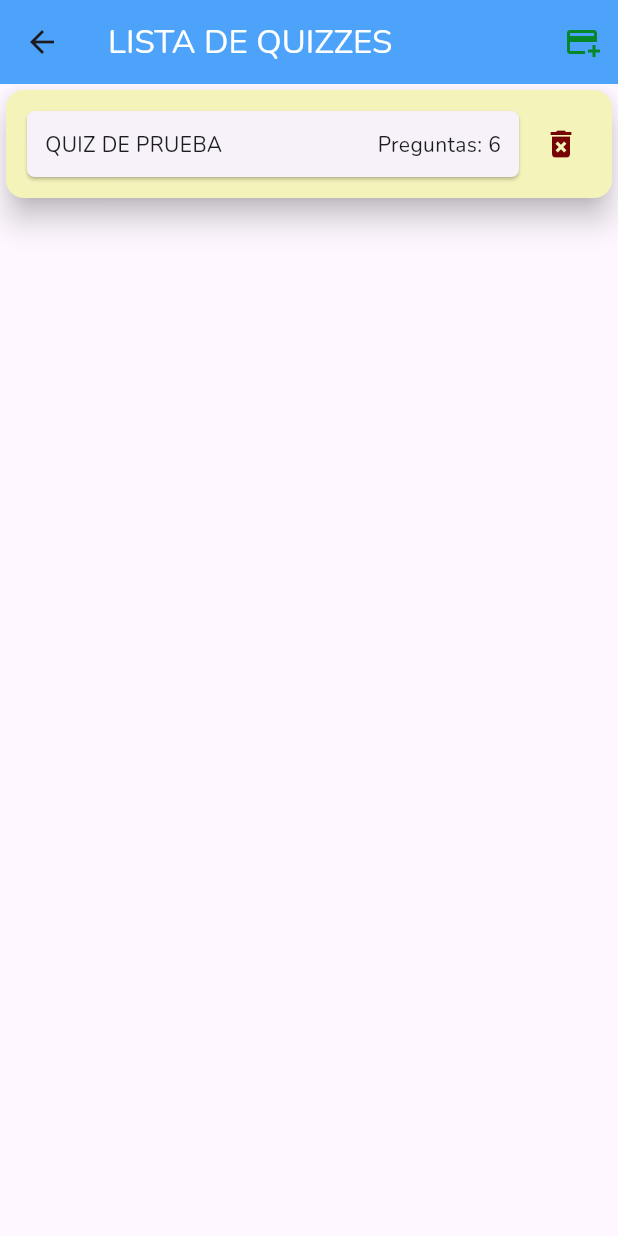
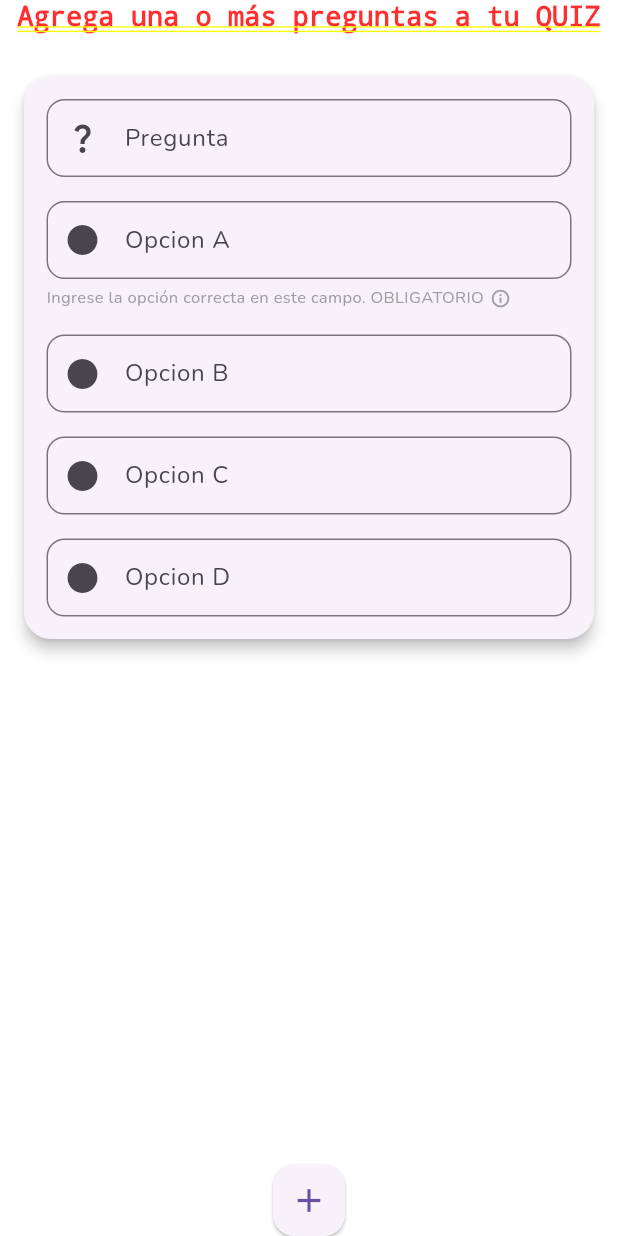
Before and after one commit to JDjuxx/FlutterApps, a Flutter app: the QuizListScreen screen opened directly, after a tap on the "add card" icon, on a phone screen of 412 x 824 dp. Run offline on Flutter 3.47's test engine with Material 3 defaults, Android fonts, the light colour scheme and no system bars; our stand-ins replace cloud_firestore, firebase_auth, firebase_core, firebase_storage, flutter_riverpod, google_fonts and 5 more; accounts and stored records are empty.

Commit message:
Creación de la pantalla Create Quiz. De momento muestra la lógica necesaria pero falta añadir el boton de crear de momento se pueden crear preguntas con opciones y la UI falta de renderizar mejor sobre todo en tamanos

```diff
--- a/quiz_app_v2/lib/main.dart
+++ b/quiz_app_v2/lib/main.dart
@@ -4,6 +4,7 @@ import 'package:google_fonts/google_fonts.dart';
 import 'package:quiz_app_v2/screens/startScreen.dart';
 
 void main() {
+  WidgetsFlutterBinding.ensureInitialized();
   runApp(ProviderScope(
     child: MaterialApp(
       title: 'Quiz APP new Realese',
--- /dev/null
+++ b/quiz_app_v2/lib/models/question_input.dart
@@ -0,0 +1,17 @@
+import 'package:flutter/widgets.dart';
+
+class QuestionInput {
+  final TextEditingController questionController = TextEditingController();
+  final TextEditingController correctAnswerController = TextEditingController();
+  final TextEditingController option2Controller = TextEditingController();
+  final TextEditingController option3Controller = TextEditingController();
+  final TextEditingController option4Controller = TextEditingController();
+
+  void dispose() {
+    questionController.dispose();
+    correctAnswerController.dispose();
+    option2Controller.dispose();
+    option3Controller.dispose();
+    option4Controller.dispose();
+  }
+}
--- /dev/null
+++ b/quiz_app_v2/lib/screens/addQuizScreen.dart
@@ -0,0 +1,85 @@
+import 'package:flutter/material.dart';
+import 'package:quiz_app_v2/data/questions.dart';
+import 'package:quiz_app_v2/models/question_input.dart';
+import 'package:quiz_app_v2/widgets/question_block.dart';
+
+class AddQuizScreen extends StatefulWidget {
+  const AddQuizScreen({super.key});
+
+  @override
+  State<AddQuizScreen> createState() {
+    return _AddQuizScreenState();
+  }
+}
+
+class _AddQuizScreenState extends State<AddQuizScreen> {
+  final _formKey = GlobalKey<FormState>();
+  late List<QuestionInput> questionsBlocks;
+
+  void addQuestionBlock() {
+    setState(() {
+      questionsBlocks.add(QuestionInput());
+    });
+  }
+
+  @override
+  void initState() {
+    questionsBlocks = [
+      QuestionInput(),
+    ];
+  }
+
+  void removeQuestionBlock(int index) {
+    setState(() {
+      questionsBlocks[index].dispose();
+      questionsBlocks.removeAt(index);
+    });
+  }
+
+  @override
+  Widget build(BuildContext context) {
+    return Container(
+      color: Colors.white,
+      child: Column(
+        children: [
+          Text(
+            'Agrega una o más preguntas a tu QUIZ',
+            style: TextStyle(
+              fontSize: 18,
+              fontWeight: FontWeight.w700,
+            ),
+          ),
+          SizedBox(height: 20),
+          Expanded(
+            child: ListView.builder(
+              itemCount: questionsBlocks.length,
+              itemBuilder: (context, index) {
+                return QuestionBlock(question: questionsBlocks[index]);
+              },
+            ),
+          ),
+          SizedBox(height: 20),
+          Center(
+            child: SizedBox(
+              width: 48,
+              height: 48,
+              child: ElevatedButton(
+                onPressed: addQuestionBlock,
+                style: ElevatedButton.styleFrom(
+                  padding: EdgeInsets.zero,
+                  shape: RoundedRectangleBorder(
+                    borderRadius: BorderRadius.circular(14),
+                  ),
+                ),
+                child: const Icon(
+                  Icons.add,
+                  size: 26,
+                ),
+              ),
+            ),
+          ),
+        ],
+      ),
+    );
+  }
+}
--- a/quiz_app_v2/lib/screens/quizListScreen.dart
+++ b/quiz_app_v2/lib/screens/quizListScreen.dart
@@ -3,6 +3,7 @@ import 'package:flutter_riverpod/flutter_riverpod.dart';
 import 'package:quiz_app_v2/data/questions.dart';
 import 'package:quiz_app_v2/models/quiz.dart';
 import 'package:quiz_app_v2/providers/quiz_provider.dart';
+import 'package:quiz_app_v2/screens/addQuizScreen.dart';
 //import 'package:quiz_app_v2/providers/quiz_storage_provider.dart';
 import 'package:quiz_app_v2/widgets/quiz_card.dart';
 
@@ -63,11 +64,16 @@ class _QuizListScreenState extends ConsumerState<QuizListScreen> {
         ),
         actions: [
           IconButton(
-            onPressed: () async {
-              await ref
-                  .read(quizProvider.notifier)
-                  .addQuiz(Quiz('QUIZ DE PRUEBA', questions));
-              //_quizList.add(Quiz('QUIZ DE PRUEBA', questions));
+            // onPressed: () async {
+            //   await ref
+            //       .read(quizProvider.notifier)
+            //       .addQuiz(Quiz('QUIZ DE PRUEBA', questions));
+            //   //_quizList.add(Quiz('QUIZ DE PRUEBA', questions));
+            // },
+            onPressed: () {
+              Navigator.push(context, MaterialPageRoute(builder: (ctx) {
+                return AddQuizScreen();
+              }));
             },
             icon: Icon(Icons.add_card),
             color: Color(0xFF08872A),
--- /dev/null
+++ b/quiz_app_v2/lib/widgets/question_block.dart
@@ -0,0 +1,98 @@
+import 'package:flutter/material.dart';
+import 'package:quiz_app_v2/models/question_input.dart';
+
+class QuestionBlock extends StatelessWidget {
+  const QuestionBlock({super.key, required this.question});
+  final QuestionInput question;
+
+  @override
+  Widget build(BuildContext context) {
+    return Card(
+      elevation: 4,
+      margin: EdgeInsets.symmetric(horizontal: 16, vertical: 10),
+      shape: RoundedRectangleBorder(
+        borderRadius: BorderRadius.circular(18),
+      ),
+      child: Padding(
+        padding: EdgeInsets.all(15),
+        child: Column(
+          crossAxisAlignment: CrossAxisAlignment.start,
+          children: [
+            _buildTextField(
+                controller: question.questionController,
+                label: 'Pregunta',
+                hint: '¿Cual es el objetivo de la programación?',
+                icon: Icons.question_mark),
+            SizedBox(height: 16),
+            _buildTextField(
+                controller: question.correctAnswerController,
+                label: 'Opcion A',
+                hint: '',
+                icon: Icons.circle),
+            SizedBox(height: 5),
+            Row(
+              children: const [
+                Text(
+                  'Ingrese la opción correcta en este campo. OBLIGATORIO',
+                  style: TextStyle(
+                    fontSize: 11,
+                    color: Colors.grey,
+                  ),
+                ),
+                SizedBox(width: 4),
+                Icon(
+                  Icons.info_outline,
+                  size: 14,
+                  color: Colors.grey,
+                ),
+              ],
+            ),
+            SizedBox(height: 16),
+            _buildTextField(
+                controller: question.option2Controller,
+                label: 'Opcion B',
+                hint: '',
+                icon: Icons.circle),
+            SizedBox(height: 16),
+            _buildTextField(
+                controller: question.option3Controller,
+                label: 'Opcion C',
+                hint: '',
+                icon: Icons.circle),
+            SizedBox(height: 16),
+            _buildTextField(
+                controller: question.option4Controller,
+                label: 'Opcion D',
+                hint: '',
+                icon: Icons.circle),
+          ],
+        ),
+      ),
+    );
+  }
+
+  Widget _buildTextField({
+    required TextEditingController controller,
+    required String label,
+    required String hint,
+    required IconData icon,
+    TextInputType keyboardType = TextInputType.text,
+  }) {
+    return TextField(
+      controller: controller,
+      keyboardType: keyboardType,
+      decoration: InputDecoration(
+        labelText: label,
+        hintText: hint,
+        prefixIcon: Icon(icon),
+        border: OutlineInputBorder(
+          borderRadius: BorderRadius.circular(12),
+        ),
+        contentPadding: const EdgeInsets.symmetric(
+          horizontal: 14,
+          vertical: 14,
+        ),
+      ),
+    );
+  }
+}
```
